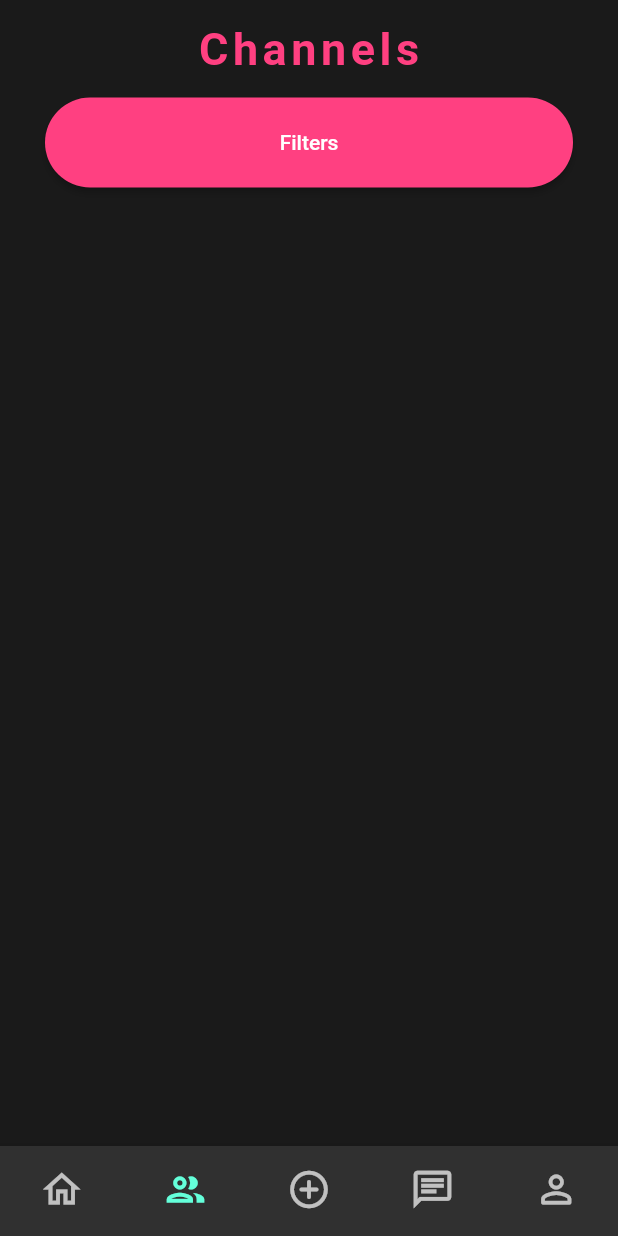
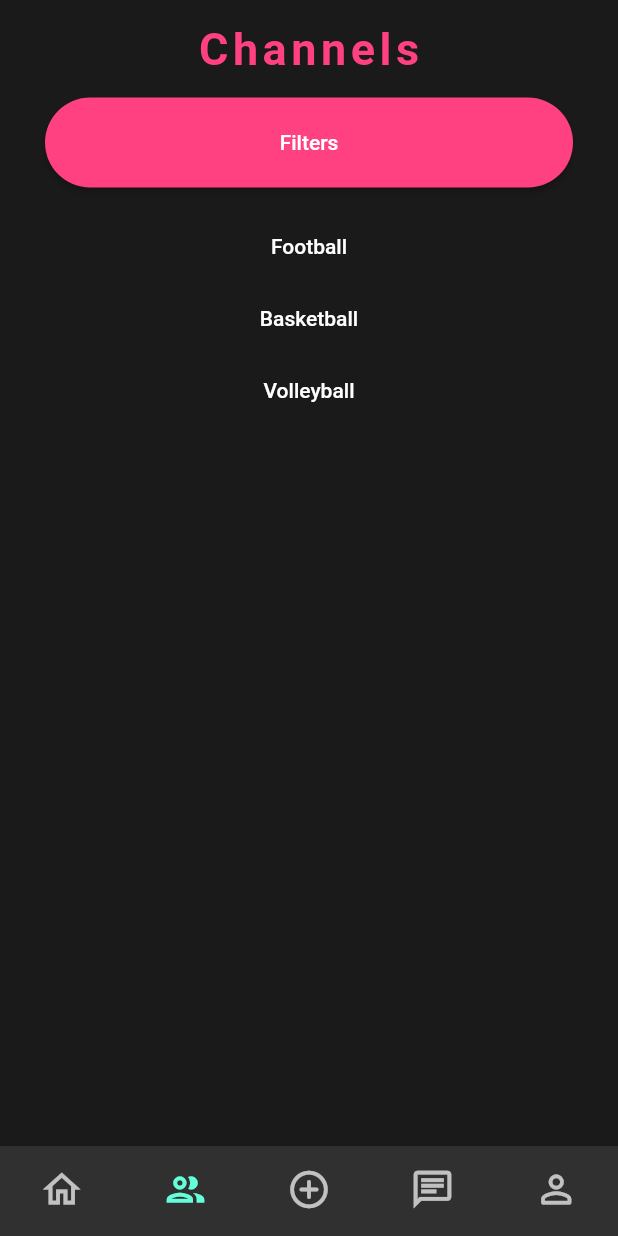
Before and after one commit to IrinUvis/lichee, a Flutter app: the screen it shows after launch, swiped to page 2, on a phone screen of 412 x 824 dp. Run offline on Flutter 3.47's test engine with Material 2 defaults, Android fonts, the phone set to English and light mode, and no system bars; our stand-ins replace carousel_slider, firebase_auth, firebase_core, rxdart; missing offline and left inert: filter_list, flutter_treeview; accounts and stored records are empty; network calls fail.

Commit message:
first, very initial stage of channels list implementation

```diff
--- a/lib/screens/channel_list_screen.dart
+++ b/lib/screens/channel_list_screen.dart
@@ -11,6 +11,37 @@ class ChannelListScreen extends StatefulWidget {
 }
 
 class _ChannelListScreenState extends State<ChannelListScreen> {
+  List<ChannelTreeNode> nodes = [];
+  List<ChannelTreeNode> temp = [];
+  String? parentId;
+
+  void feedCategoriesList() {
+    for (var element in nodesList) {
+      if (element.parentId == null) {
+        nodes.add(element);
+      }
+    }
+  }
+
+  void feedNodesListByParentId(List<ChannelTreeNode> table, String parentId) {
+    for (var element in nodesList) {
+      print(element.name);
+      print(element.parentId);
+      print(parentId);
+      print('');
+      if (element.parentId == parentId) {
+        table.add(element);
+      }
+    }
+    print(temp);
+  }
+
+  @override
+  void initState() {
+    super.initState();
+    feedCategoriesList();
+  }
+
   @override
   Widget build(BuildContext context) {
     return Scaffold(
@@ -28,6 +59,31 @@ class _ChannelListScreenState extends State<ChannelListScreen> {
               LicheeButton(
                 text: 'Filters',
                 callback: _openFilterDialog,
+              ),
+              Expanded(
+                child: Container(
+                  color: const Color(0xFF1A1A1A),
+                  child: ListView.builder(
+                    itemCount: nodes.length,
+                    itemBuilder: (BuildContext context, int index) {
+                      String nodeName;
+                        nodeName = nodes[index].name;
+                        return TextButton(
+                            onPressed: nodes[index].childrenIds == null ? null : () {
+                              String parentId = nodes[index].id;
+                              //nodes.clear();
+                              temp.clear();
+                              nodes.clear();
+                              feedNodesListByParentId(temp, parentId);
+                              nodes = temp;
+                              print(nodes);
+                              setState(() {
+
+                              });
+                            }, child: Text(nodeName, style: const TextStyle(color: Colors.white),));
+                    },
+                  ),
+                ),
               ),
             ],
           ),
@@ -86,7 +142,6 @@ class _ChannelListScreenState extends State<ChannelListScreen> {
         }
         return [];
       },
-
       onApplyButtonClick: (list) {
         setState(() {
           selectedFiltersList = List.from(list!);
@@ -139,3 +194,72 @@ class LicheeButton extends StatelessWidget {
     );
   }
 }
+
+List<ChannelTreeNode> nodesList = [
+  ChannelTreeNode(
+      id: '1',
+      name: 'Football',
+      icon: const Icon(Icons.sports_soccer),
+      type: 'Category',
+      parentId: null,
+      childrenIds: ['4', '5', '6']),
+  ChannelTreeNode(
+      id: '2',
+      name: 'Basketball',
+      icon: const Icon(Icons.sports_soccer),
+      type: 'Category',
+      parentId: null,
+      childrenIds: null),
+  ChannelTreeNode(
+      id: '3',
+      name: 'Volleyball',
+      icon: const Icon(Icons.sports_soccer),
+      type: 'Category',
+      parentId: null,
+      childrenIds: null),
+  ChannelTreeNode(
+      id: '4',
+      name: 'matchPlaying',
+      icon: const Icon(Icons.sports_soccer),
+      type: 'Category',
+      parentId: '1',
+      childrenIds: ['7']),
+  ChannelTreeNode(
+      id: '5',
+      name: 'fanMeetings',
+      icon: const Icon(Icons.sports_soccer),
+      type: 'Category',
+      parentId: '1',
+      childrenIds: null),
+  ChannelTreeNode(
+      id: '6',
+      name: 'matchWatching',
+      icon: const Icon(Icons.sports_soccer),
+      type: 'Category',
+      parentId: '1',
+      childrenIds: null),
+  ChannelTreeNode(
+      id: '7',
+      name: 'Match 3x3',
+      icon: const Icon(Icons.sports_soccer),
+      type: 'Channel',
+      parentId: '4',
+      childrenIds: null),
+];
+
+class ChannelTreeNode {
+  String id;
+  String name;
+  Icon icon;
+  String type;
+  String? parentId;
+  List<String>? childrenIds;
+
+  ChannelTreeNode(
+      {required this.id,
+      required this.name,
+      required this.icon,
+      required this.type,
+      required this.parentId,
+      required this.childrenIds});
+}
```
